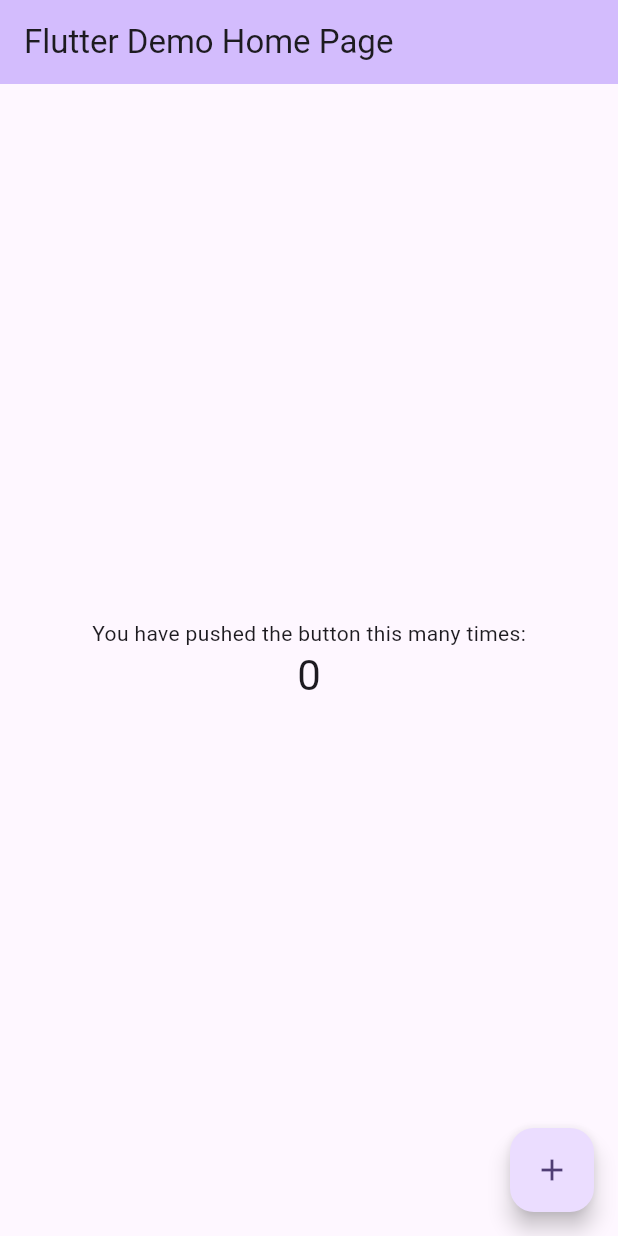
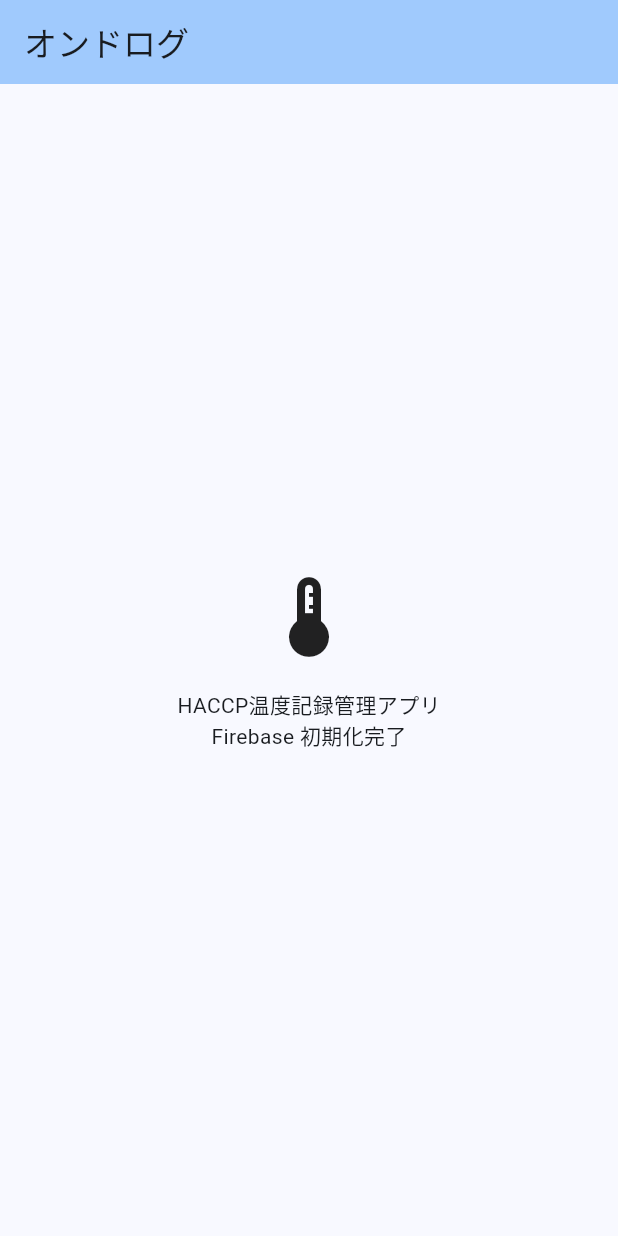
Before and after one commit to m-kobayashi/ondolog, a Flutter app: the screen it shows after launch, on a phone screen of 412 x 824 dp. Run offline on Flutter 3.47's test engine with Material 3 defaults, Android fonts, the phone set to English and light mode, and no system bars; our stand-ins replace firebase_core; accounts and stored records are empty; generated files the repository leaves out were written again.

Commit message:
feat: Firebase初期化設定
- main.dartにFirebase初期化追加
- wrangler.tomlにFirebase Project ID設定

🤖 Generated with [Claude Code](https://claude.ai/code)

Co-Authored-By: Claude Opus 4.5 <noreply@anthropic.com>

```diff
--- a/app/lib/main.dart
+++ b/app/lib/main.dart
@@ -1,51 +1,33 @@
 import 'package:flutter/material.dart';
+import 'package:firebase_core/firebase_core.dart';
+import 'firebase_options.dart';
 
-void main() {
+void main() async {
+  WidgetsFlutterBinding.ensureInitialized();
+  await Firebase.initializeApp(
+    options: DefaultFirebaseOptions.currentPlatform,
+  );
   runApp(const MyApp());
 }
 
 class MyApp extends StatelessWidget {
   const MyApp({super.key});
 
-  // This widget is the root of your application.
   @override
   Widget build(BuildContext context) {
     return MaterialApp(
-      title: 'Flutter Demo',
+      title: 'オンドログ',
       theme: ThemeData(
-        // This is the theme of your application.
-        //
-        // TRY THIS: Try running your application with "flutter run". You'll see
-        // the application has a purple toolbar. Then, without quitting the app,
-        // try changing the seedColor in the colorScheme below to Colors.green
-        // and then invoke "hot reload" (save your changes or press the "hot
-        // reload" button in a Flutter-supported IDE, or press "r" if you used
-        // the command line to start the app).
-        //
-        // Notice that the counter didn't reset back to zero; the application
-        // state is not lost during the reload. To reset the state, use hot
-        // restart instead.
-        //
-        // This works for code too, not just values: Most code changes can be
-        // tested with just a hot reload.
-        colorScheme: .fromSeed(seedColor: Colors.deepPurple),
+        colorScheme: ColorScheme.fromSeed(seedColor: Colors.blue),
+        useMaterial3: true,
       ),
-      home: const MyHomePage(title: 'Flutter Demo Home Page'),
+      home: const MyHomePage(title: 'オンドログ'),
     );
   }
 }
 
 class MyHomePage extends StatefulWidget {
   const MyHomePage({super.key, required this.title});
-
-  // This widget is the home page of your application. It is stateful, meaning
-  // that it has a State object (defined below) that contains fields that affect
-  // how it looks.
-
-  // This class is the configuration for the state. It holds the values (in this
-  // case the title) provided by the parent (in this case the App widget) and
-  // used by the build method of the State. Fields in a Widget subclass are
-  // always marked "final".
 
   final String title;
 
@@ -54,68 +36,23 @@ class MyHomePage extends StatefulWidget {
 }
 
 class _MyHomePageState extends State<MyHomePage> {
-  int _counter = 0;
-
-  void _incrementCounter() {
-    setState(() {
-      // This call to setState tells the Flutter framework that something has
-      // changed in this State, which causes it to rerun the build method below
-      // so that the display can reflect the updated values. If we changed
-      // _counter without calling setState(), then the build method would not be
-      // called again, and so nothing would appear to happen.
-      _counter++;
-    });
-  }
-
   @override
   Widget build(BuildContext context) {
-    // This method is rerun every time setState is called, for instance as done
-    // by the _incrementCounter method above.
-    //
-    // The Flutter framework has been optimized to make rerunning build methods
-    // fast, so that you can just rebuild anything that needs updating rather
-    // than having to individually change instances of widgets.
     return Scaffold(
       appBar: AppBar(
-        // TRY THIS: Try changing the color here to a specific color (to
-        // Colors.amber, perhaps?) and trigger a hot reload to see the AppBar
-        // change color while the other colors stay the same.
         backgroundColor: Theme.of(context).colorScheme.inversePrimary,
-        // Here we take the value from the MyHomePage object that was created by
-        // the App.build method, and use it to set our appbar title.
         title: Text(widget.title),
       ),
-      body: Center(
-        // Center is a layout widget. It takes a single child and positions it
-        // in the middle of the parent.
+      body: const Center(
         child: Column(
-          // Column is also a layout widget. It takes a list of children and
-          // arranges them vertically. By default, it sizes itself to fit its
-          // children horizontally, and tries to be as tall as its parent.
-          //
-          // Column has various properties to control how it sizes itself and
-          // how it positions its children. Here we use mainAxisAlignment to
-          // center the children vertically; the main axis here is the vertical
-          // axis because Columns are vertical (the cross axis would be
-          // horizontal).
-          //
-          // TRY THIS: Invoke "debug painting" (choose the "Toggle Debug Paint"
-          // action in the IDE, or press "p" in the console), to see the
-          // wireframe for each widget.
-          mainAxisAlignment: .center,
+          mainAxisAlignment: MainAxisAlignment.center,
           children: [
-            const Text('You have pushed the button this many times:'),
-            Text(
-              '$_counter',
-              style: Theme.of(context).textTheme.headlineMedium,
-            ),
+            Icon(Icons.thermostat, size: 64),
+            SizedBox(height: 16),
+            Text('HACCP温度記録管理アプリ'),
+            Text('Firebase 初期化完了'),
           ],
         ),
-      ),
-      floatingActionButton: FloatingActionButton(
-        onPressed: _incrementCounter,
-        tooltip: 'Increment',
-        child: const Icon(Icons.add),
       ),
     );
   }
--- a/app/pubspec.yaml
+++ b/app/pubspec.yaml
@@ -30,6 +30,9 @@ environment:
 dependencies:
   flutter:
     sdk: flutter
+  firebase_core: ^4.3.0
+  firebase_auth: ^6.1.3
+  google_sign_in: ^7.2.0
 
   # The following adds the Cupertino Icons font to your application.
   # Use with the CupertinoIcons class for iOS style icons.
```
Also changed, not shown: app/firebase.json (added), 14 other files.
